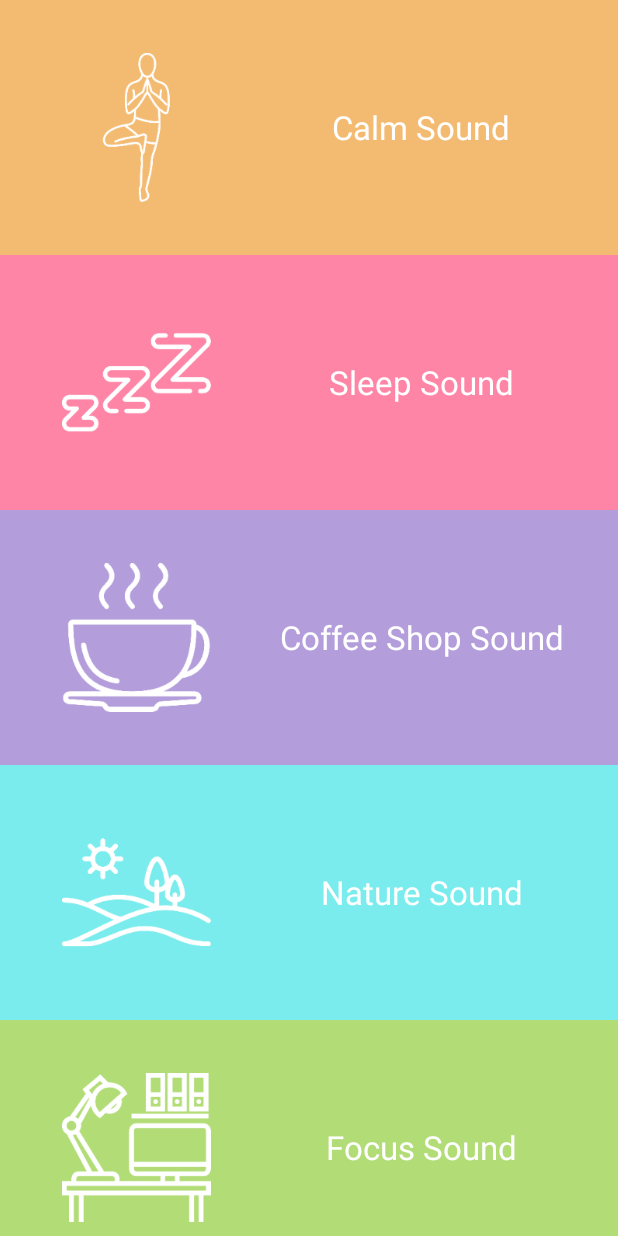
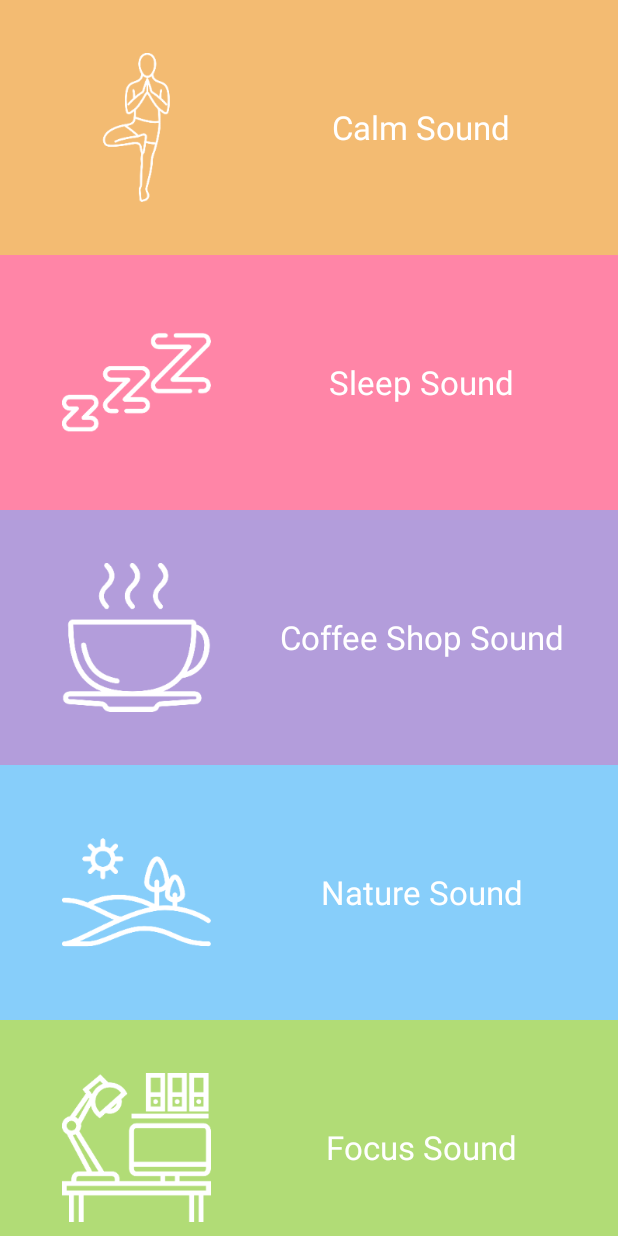
Before and after one commit to quangnguyen511/RelaxCloud, an Android app: the MainActivity screen opened directly, with no data from a screen before it, on a phone screen of 412 x 824 dp. Run offline under Robolectric (Android 15) with nearby library versions, the phone set to English and light mode, and no system bars; our stand-ins replace ButterKnife.

Commit message:
init list

```diff
--- a/app/src/main/java/com/android/relaxcloud/activity/MainActivity.java
+++ b/app/src/main/java/com/android/relaxcloud/activity/MainActivity.java
@@ -32,7 +32,7 @@ public class MainActivity extends BaseActivity implements ItemListener {
         mMenus.add(new MenuModel(R.drawable.ic_calm, "Calm Sound", "#F3BB72"));
         mMenus.add(new MenuModel(R.drawable.ic_sleep, "Sleep Sound", "#FF85A7"));
         mMenus.add(new MenuModel(R.drawable.ic_coffee, "Coffee Shop Sound", "#B39DDB"));
-        mMenus.add(new MenuModel(R.drawable.ic_nature, "Nature Sound", "#7BECED"));
+        mMenus.add(new MenuModel(R.drawable.ic_nature, "Nature Sound", "#87CEFA"));
         mMenus.add(new MenuModel(R.drawable.ic_work, "Focus Sound", "#B1DC76"));
 
         MenuAdapter menuAdapter = new MenuAdapter(mMenus);
--- a/app/src/main/res/layout/item_sound.xml
+++ b/app/src/main/res/layout/item_sound.xml
@@ -2,8 +2,7 @@
 <android.support.constraint.ConstraintLayout xmlns:android="http://schemas.android.com/apk/res/android"
     xmlns:app="http://schemas.android.com/apk/res-auto"
     android:layout_width="match_parent"
-    android:layout_height="wrap_content"
-    android:background="@color/orange">
+    android:layout_height="wrap_content">
 
     <TextView
         android:id="@+id/itemSound_tvTitle"
```
